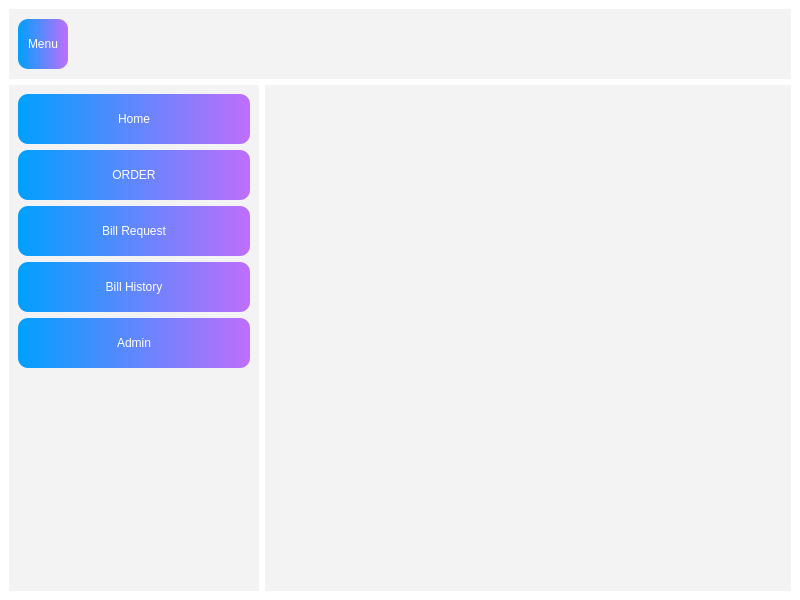
This is ui/dyner.ui in Anmol-A-jain/Dyner as Qt 5 draws it before an edit. The edited form follows.
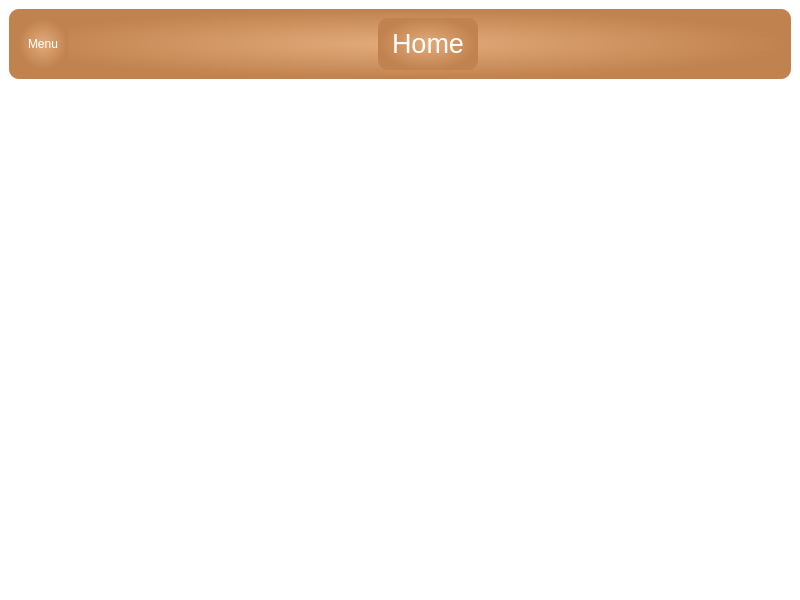
This is the edited form. Icons and pictures are not drawn.

Commit message: Update Design of mainwindow(Dyner.ui)

```diff
--- a/ui/dyner.ui
+++ b/ui/dyner.ui
@@ -25,9 +25,8 @@
     <bool>false</bool>
    </property>
    <property name="styleSheet">
-    <string notr="true">QWidget{
-	background-color: #ffffff;
-}</string>
+    <string notr="true">background-color: #ffffff;
+background-image: url(:/img/img/background1.jpg);</string>
    </property>
    <layout class="QHBoxLayout" name="horizontalLayout_4">
     <item>
@@ -47,7 +46,8 @@
          </size>
         </property>
         <property name="styleSheet">
-         <string notr="true">background-color: rgb(243, 243, 243);</string>
+         <string notr="true">border-radius:10px;
+background-color:   qradialgradient(spread:pad, cx:0.5, cy:0.5, radius:0.5, fx:0.5, fy:0.5, stop:0 rgba(227, 171, 122, 1), stop:1 rgba(192, 130, 79, 1))</string>
         </property>
         <layout class="QHBoxLayout" name="horizontalLayout">
          <item>
@@ -66,9 +66,9 @@
            </property>
            <property name="styleSheet">
             <string notr="true">border-radius: 10px;
-background-color: rgb(0, 160, 255);
 color : white;
-background-color: qlineargradient(spread:pad, x1:0, y1:0, x2:1, y2:0, stop:0 rgba(0, 160, 255,1), stop:1 rgba(191, 110, 251, 1));</string>
+border-image: url(:/img/img/ButtonBackground.jpg);
+</string>
            </property>
            <property name="text">
             <string>Menu</string>
@@ -88,6 +88,42 @@
            </property>
           </spacer>
          </item>
+         <item>
+          <widget class="QLabel" name="widgetTitle">
+           <property name="minimumSize">
+            <size>
+             <width>100</width>
+             <height>0</height>
+            </size>
+           </property>
+           <property name="styleSheet">
+            <string notr="true">background-image: url(:/img/img/ButtonBackground.jpg);
+color:white;</string>
+           </property>
+           <property name="text">
+            <string>&lt;html&gt;&lt;head/&gt;&lt;body&gt;&lt;p&gt;&lt;span style=&quot; font-size:20pt;&quot;&gt;Home&lt;/span&gt;&lt;/p&gt;&lt;/body&gt;&lt;/html&gt;</string>
+           </property>
+           <property name="textFormat">
+            <enum>Qt::RichText</enum>
+           </property>
+           <property name="alignment">
+            <set>Qt::AlignCenter</set>
+           </property>
+          </widget>
+         </item>
+         <item>
+          <spacer name="horizontalSpacer_2">
+           <property name="orientation">
+            <enum>Qt::Horizontal</enum>
+           </property>
+           <property name="sizeHint" stdset="0">
+            <size>
+             <width>40</width>
+             <height>20</height>
+            </size>
+           </property>
+          </spacer>
+         </item>
         </layout>
        </widget>
       </item>
@@ -108,7 +144,8 @@
            </size>
           </property>
           <property name="styleSheet">
-           <string notr="true">background-color: rgb(243, 243, 243);</string>
+           <string notr="true">border-radius:10px;
+background-image: url(:/img/img/background.jpg);</string>
           </property>
           <layout class="QVBoxLayout" name="verticalLayout_2">
            <item>
@@ -128,7 +165,8 @@
              <property name="styleSheet">
               <string notr="true">border-radius: 10px;
 color : white;
-background-color: qlineargradient(spread:pad, x1:0, y1:0, x2:1, y2:0, stop:0 rgba(0, 160, 255,1), stop:1 rgba(191, 110, 251, 1));</string>
+border-image: url(:/img/img/ButtonBackground.jpg);
+</string>
              </property>
              <property name="text">
               <string>Home</string>
@@ -146,7 +184,8 @@
              <property name="styleSheet">
               <string notr="true">border-radius: 10px;
 color : white;
-background-color: qlineargradient(spread:pad, x1:0, y1:0, x2:1, y2:0, stop:0 rgba(0, 160, 255,1), stop:1 rgba(191, 110, 251, 1));</string>
+border-image: url(:/img/img/ButtonBackground.jpg);
+</string>
              </property>
              <property name="text">
               <string>ORDER</string>
@@ -164,7 +203,8 @@
              <property name="styleSheet">
               <string notr="true">border-radius: 10px;
 color : white;
-background-color: qlineargradient(spread:pad, x1:0, y1:0, x2:1, y2:0, stop:0 rgba(0, 160, 255,1), stop:1 rgba(191, 110, 251, 1));</string>
+border-image: url(:/img/img/ButtonBackground.jpg);
+</string>
              </property>
              <property name="text">
               <string>Bill Request</string>
@@ -182,7 +222,8 @@
              <property name="styleSheet">
               <string notr="true">border-radius: 10px;
 color : white;
-background-color: qlineargradient(spread:pad, x1:0, y1:0, x2:1, y2:0, stop:0 rgba(0, 160, 255,1), stop:1 rgba(191, 110, 251, 1));</string>
+border-image: url(:/img/img/ButtonBackground.jpg);
+</string>
              </property>
              <property name="text">
               <string>Bill History</string>
@@ -200,7 +241,8 @@
              <property name="styleSheet">
               <string notr="true">border-radius: 10px;
 color : white;
-background-color: qlineargradient(spread:pad, x1:0, y1:0, x2:1, y2:0, stop:0 rgba(0, 160, 255,1), stop:1 rgba(191, 110, 251, 1));</string>
+border-image: url(:/img/img/ButtonBackground.jpg);
+</string>
              </property>
              <property name="text">
               <string>Admin</string>
@@ -226,7 +268,11 @@
         <item>
          <widget class="QFrame" name="horizontalFrame">
           <property name="styleSheet">
-           <string notr="true">background-color: rgb(243, 243, 243);</string>
+           <string notr="true">QFrame{
+	
+	background-image: url(:/img/img/background.jpg);
+	border-radius : 10px;
+}</string>
           </property>
           <layout class="QHBoxLayout" name="horizontalLayout_3">
            <item>
```
The commit also changes 11 other files.
